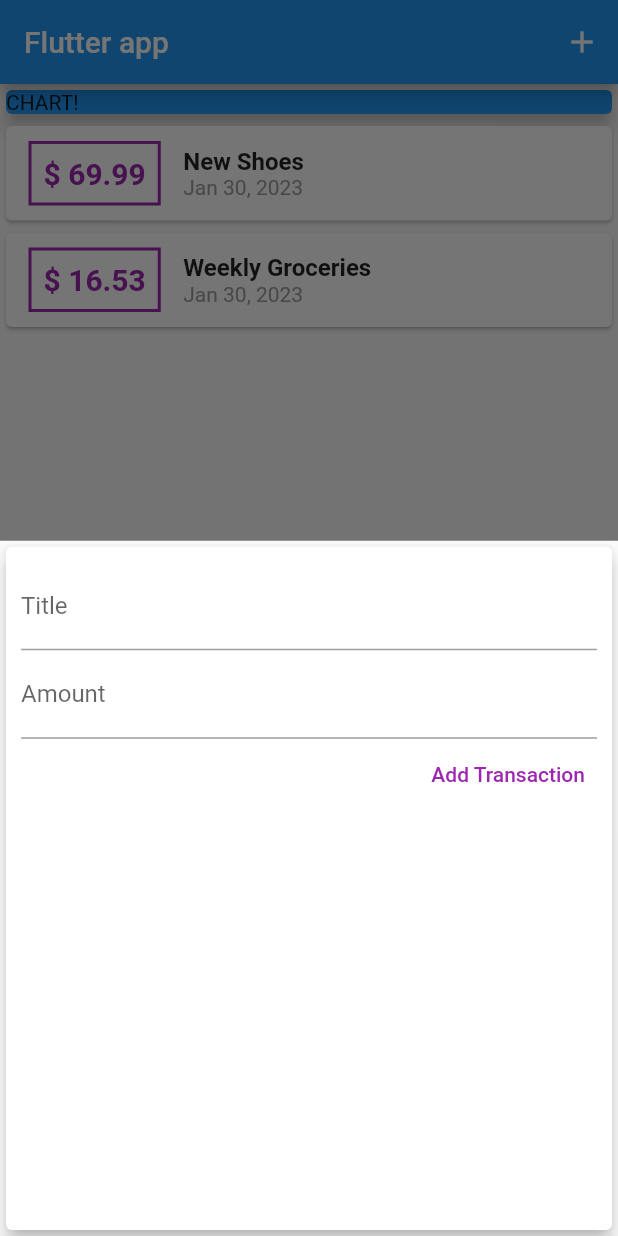
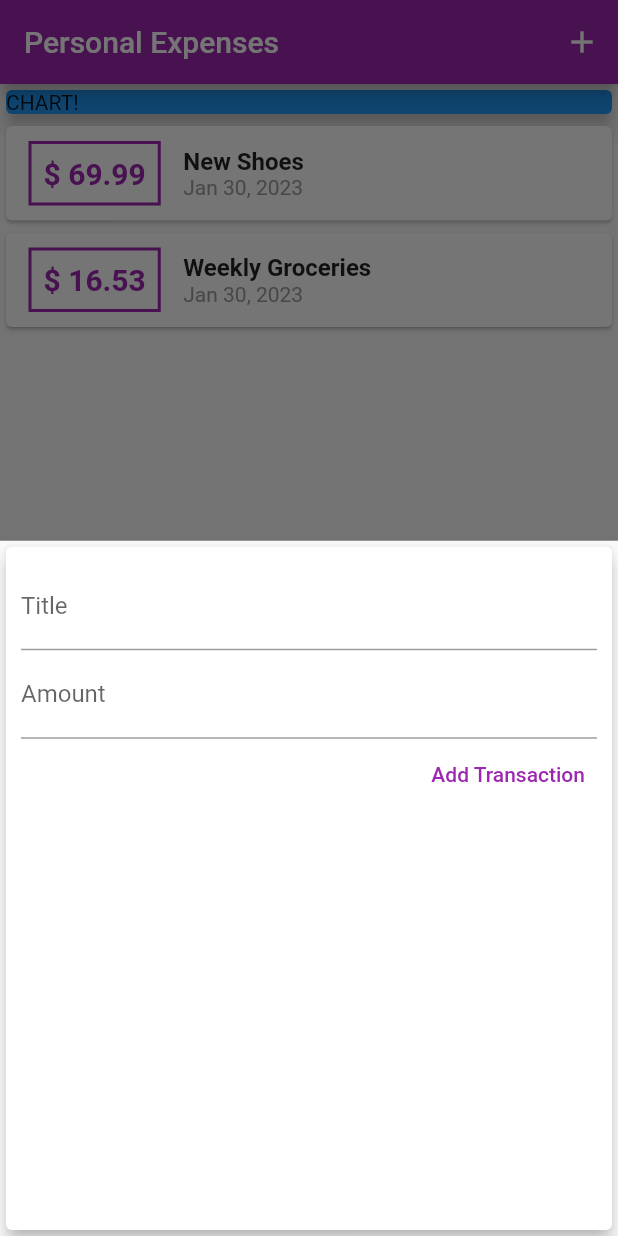
Before and after one commit to sangeeta2701/expenses-planner, a Flutter app: the screen it shows after launch, after a tap on the "add" icon, on a phone screen of 412 x 824 dp. Run offline on Flutter 3.47's test engine with Material 2 defaults, Android fonts, the phone set to English and light mode, and no system bars.

Commit message:
Expenses Planner

```diff
--- a/lib/main.dart
+++ b/lib/main.dart
@@ -17,6 +17,11 @@
   Widget build(BuildContext context) {
     return MaterialApp(
       debugShowCheckedModeBanner: false,
+      title: "Personal Expenses",
+      theme: ThemeData(
+        primarySwatch: Colors.purple,
+        accentColor: Colors.amber,
+      ),
       home: MyHomePage(),
     );
   }
@@ -72,7 +77,7 @@
   Widget build(BuildContext context) {
     return Scaffold(
       appBar: AppBar(
-        title: Text("Flutter app"),
+        title: Text("Personal Expenses"),
         actions: [
           IconButton(
             onPressed: () {
--- a/lib/widgets/new_transactions.dart
+++ b/lib/widgets/new_transactions.dart
@@ -1,10 +1,17 @@
 import 'package:flutter/material.dart';
 
-class NewTransaction extends StatelessWidget {
+class NewTransaction extends StatefulWidget {
   NewTransaction({Key? key, required this.addTx}) : super(key: key);
 
   final Function addTx;
+
+  @override
+  State<NewTransaction> createState() => _NewTransactionState();
+}
+
+class _NewTransactionState extends State<NewTransaction> {
   final titleController = TextEditingController();
+
   final amountController = TextEditingController();
 
   void submitData() {
@@ -15,7 +22,8 @@
       return;
     }
 
-    addTx(enteredTitle, enteredAmount);
+    widget.addTx(enteredTitle, enteredAmount);
+    Navigator.of(context).pop();
   }
 
   @override
--- a/lib/widgets/transaction_list.dart
+++ b/lib/widgets/transaction_list.dart
@@ -21,14 +21,15 @@
                 Container(
                   margin: EdgeInsets.symmetric(vertical: 10, horizontal: 15),
                   decoration: BoxDecoration(
-                      border: Border.all(color: Colors.purple, width: 2)),
+                      border: Border.all(
+                          color: Theme.of(context).primaryColor, width: 2)),
                   padding: EdgeInsets.all(8),
                   child: Text(
                     "\$ ${transactions[index].amount.toStringAsFixed(2)}",
                     style: TextStyle(
                       fontWeight: FontWeight.bold,
                       fontSize: 20,
-                      color: Colors.purple,
+                      color: Theme.of(context).primaryColor,
                     ),
                   ),
                 ),
--- a/lib/widgets/users_transactions.dart
+++ b/lib/widgets/users_transactions.dart
@@ -1,8 +1,4 @@
-import 'package:expenses_planner/widgets/transaction_list.dart';
 import 'package:flutter/material.dart';
-
-import '../models/transaction.dart';
-import 'new_transactions.dart';
 
 class UserTransaction extends StatefulWidget {
   const UserTransaction({Key? key}) : super(key: key);
```
